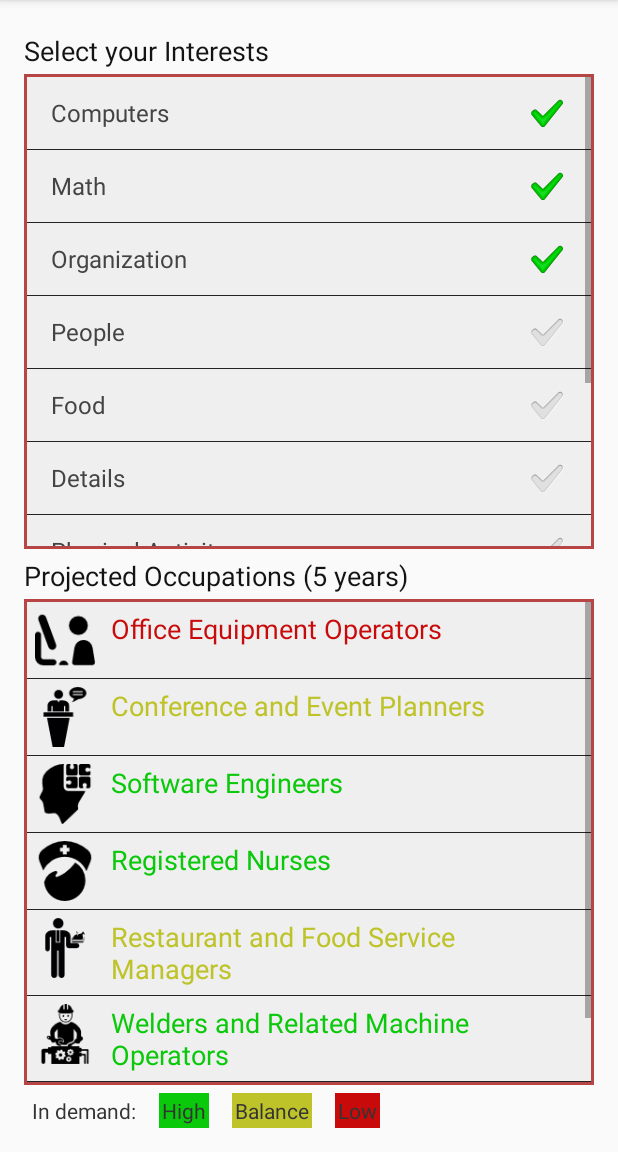
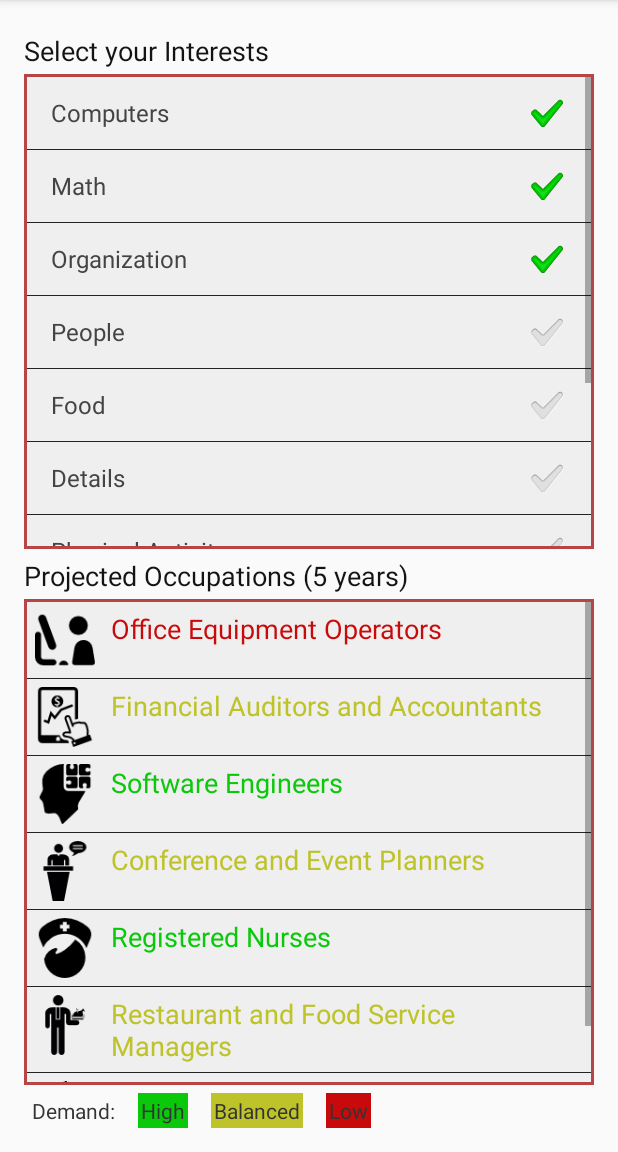
Before and after one commit to PolloDiablo/CODE, an Android app: the screen it shows after launch (MainActivity), after a tap on "Organization", on a phone screen of 412 x 824 dp, the part 84-1236 px from its top. Run offline under Robolectric (Android 15) with nearby library versions, the phone set to English and light mode, and no system bars; 2 other taps on this screen came first.

Commit message:
+Fixed naming of a few variables.

```diff
--- a/app/src/main/res/layout/activity_main.xml
+++ b/app/src/main/res/layout/activity_main.xml
@@ -101,7 +101,7 @@
         android:layout_width="wrap_content"
         android:layout_height="wrap_content"
         android:textAppearance="?android:attr/textAppearanceSmall"
-        android:text="In demand:"
+        android:text="@string/demand_title"
         android:id="@+id/textView11"
         android:layout_alignParentBottom="true"
         android:layout_alignParentLeft="true"
--- a/app/src/main/res/values/strings.xml
+++ b/app/src/main/res/values/strings.xml
@@ -68,6 +68,7 @@
 
     <string name="hello_world">Hello world!</string>
     <string name="demand_high">High</string>
-    <string name="demand_balance">Balance</string>
+    <string name="demand_balance">Balanced</string>
     <string name="demand_low">Low</string>
+    <string name="demand_title">Demand:</string>
 </resources>
```
